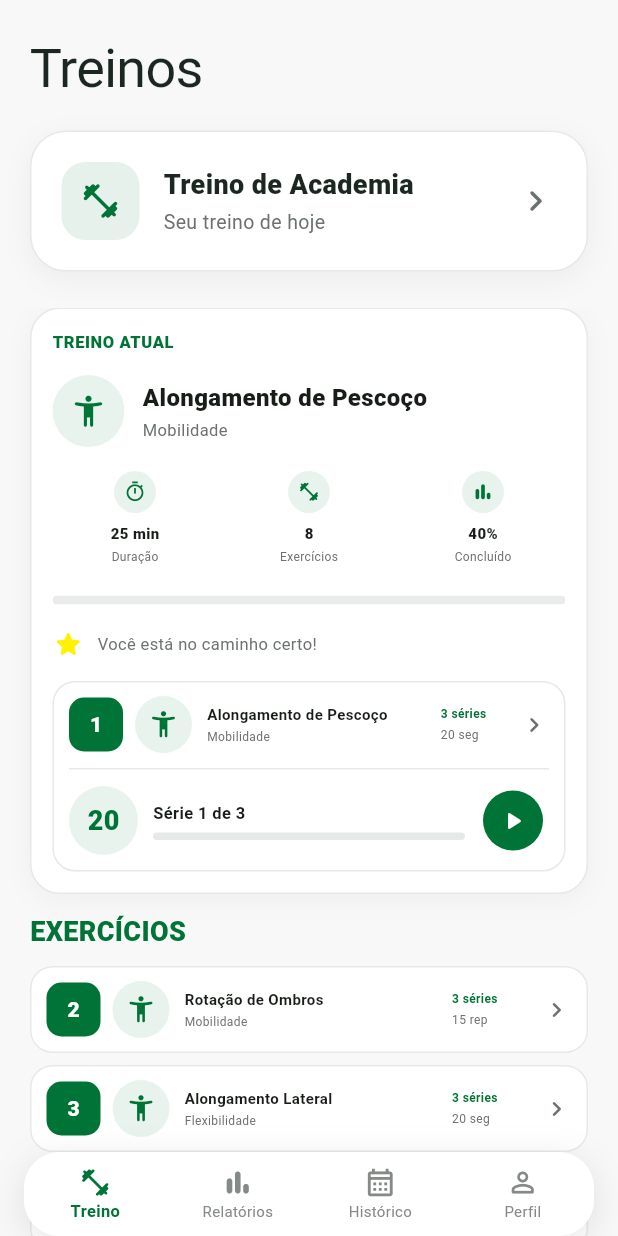
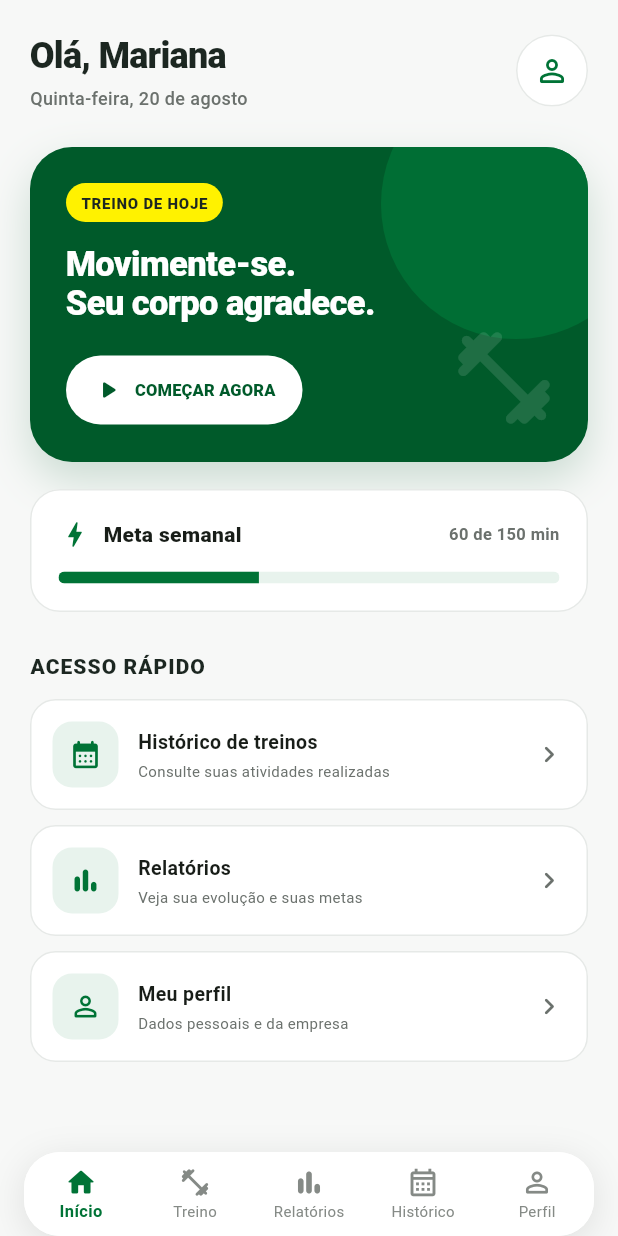
Before and after one commit to eduardogm22/academia-ideau, a Flutter app: the screen it shows after launch, on a phone screen of 412 x 824 dp. Run offline on Flutter 3.47's test engine with Material 3 defaults, Android fonts, the phone set to English and light mode, and no system bars; Roboto replaces fonts that are missing (BebasNeue, Montserrat).

Commit message:
criando a tela menu de acoes rapidas

```diff
--- a/front/lib/main.dart
+++ b/front/lib/main.dart
@@ -1,9 +1,10 @@
 import 'package:flutter/material.dart';
 
+import 'view/historico_page.dart';
+import 'view/menu_page.dart';
+import 'view/perfil_page.dart';
+import 'view/relatorios_page.dart';
 import 'view/treinos_page.dart';
-import 'view/relatorios_page.dart';
-import 'view/historico_page.dart';
-import 'view/perfil_page.dart';
 import 'theme/app_colors.dart';
 import 'theme/app_theme.dart';
 
@@ -35,15 +36,17 @@ class MainNavigation extends StatefulWidget {
 class _MainNavigationState extends State<MainNavigation> {
   int paginaAtual = 0;
 
-  final List<Widget> paginas = const [
-    TreinosPage(),
-    RelatoriosPage(),
-    HistoricoPage(),
-    PerfilPage(),
-  ];
-
   @override
   Widget build(BuildContext context) {
+    final paginas = <Widget>[
+      MenuPage(
+        onSelecionarPagina: (index) => setState(() => paginaAtual = index),
+      ),
+      const TreinosPage(),
+      const RelatoriosPage(),
+      const HistoricoPage(),
+      const PerfilPage(),
+    ];
     return Scaffold(
       body: Stack(
         children: [
@@ -99,6 +102,12 @@ class _MainNavigationState extends State<MainNavigation> {
 
                     items: const [
                       BottomNavigationBarItem(
+                        icon: Icon(Icons.home_outlined, size: 22),
+                        activeIcon: Icon(Icons.home_rounded, size: 22),
+                        label: 'Início',
+                      ),
+
+                      BottomNavigationBarItem(
                         icon: Icon(
                           Icons.fitness_center_rounded,
                           size: 22,
--- /dev/null
+++ b/front/lib/view/menu_page.dart
@@ -0,0 +1,351 @@
+import 'package:flutter/material.dart';
+
+import '../theme/app_colors.dart';
+
+class MenuPage extends StatelessWidget {
+  final ValueChanged<int> onSelecionarPagina;
+
+  const MenuPage({super.key, required this.onSelecionarPagina});
+
+  @override
+  Widget build(BuildContext context) {
+    return Scaffold(
+      backgroundColor: AppColors.background,
+      body: SafeArea(
+        bottom: false,
+        child: SingleChildScrollView(
+          padding: const EdgeInsets.fromLTRB(20, 20, 20, 112),
+          child: Center(
+            child: ConstrainedBox(
+              constraints: const BoxConstraints(maxWidth: 560),
+              child: Column(
+                crossAxisAlignment: CrossAxisAlignment.start,
+                children: [
+                  _Cabecalho(onPerfil: () => onSelecionarPagina(4)),
+                  const SizedBox(height: 24),
+                  _TreinoDestaque(onTap: () => onSelecionarPagina(1)),
+                  const SizedBox(height: 18),
+                  _ResumoSemanal(onTap: () => onSelecionarPagina(2)),
+                  const SizedBox(height: 26),
+                  const Text(
+                    'ACESSO RÁPIDO',
+                    style: TextStyle(
+                      color: AppColors.text,
+                      fontSize: 14,
+                      fontWeight: FontWeight.w800,
+                      letterSpacing: 0.7,
+                    ),
+                  ),
+                  const SizedBox(height: 12),
+                  _Atalho(
+                    icone: Icons.calendar_month_rounded,
+                    titulo: 'Histórico de treinos',
+                    descricao: 'Consulte suas atividades realizadas',
+                    onTap: () => onSelecionarPagina(3),
+                  ),
+                  const SizedBox(height: 10),
+                  _Atalho(
+                    icone: Icons.bar_chart_rounded,
+                    titulo: 'Relatórios',
+                    descricao: 'Veja sua evolução e suas metas',
+                    onTap: () => onSelecionarPagina(2),
+                  ),
+                  const SizedBox(height: 10),
+                  _Atalho(
+                    icone: Icons.person_outline_rounded,
+                    titulo: 'Meu perfil',
+                    descricao: 'Dados pessoais e da empresa',
+                    onTap: () => onSelecionarPagina(4),
+                  ),
+                ],
+              ),
+            ),
+          ),
+        ),
+      ),
+    );
+  }
+}
+
+class _Cabecalho extends StatelessWidget {
+  final VoidCallback onPerfil;
+  const _Cabecalho({required this.onPerfil});
+
+  @override
+  Widget build(BuildContext context) {
+    return Row(
+      children: [
+        const Expanded(
+          child: Column(
+            crossAxisAlignment: CrossAxisAlignment.start,
+            children: [
+              Text(
+                'Olá, Mariana',
+                style: TextStyle(
+                  color: AppColors.text,
+                  fontSize: 24,
+                  fontWeight: FontWeight.w800,
+                  letterSpacing: -0.5,
+                ),
+              ),
+              SizedBox(height: 3),
+              Text(
+                'Quinta-feira, 20 de agosto',
+                style: TextStyle(
+                  color: AppColors.secondaryText,
+                  fontSize: 12,
+                  fontWeight: FontWeight.w500,
+                ),
+              ),
+            ],
+          ),
+        ),
+        Material(
+          color: Colors.white,
+          shape: const CircleBorder(side: BorderSide(color: AppColors.border)),
+          child: InkWell(
+            onTap: onPerfil,
+            customBorder: const CircleBorder(),
+            child: const SizedBox(
+              width: 48,
+              height: 48,
+              child: Icon(
+                Icons.person_outline_rounded,
+                color: AppColors.green,
+              ),
+            ),
+          ),
+        ),
+      ],
+    );
+  }
+}
+
+class _TreinoDestaque extends StatelessWidget {
+  final VoidCallback onTap;
+  const _TreinoDestaque({required this.onTap});
+
+  @override
+  Widget build(BuildContext context) {
+    return Container(
+      width: double.infinity,
+      height: 210,
+      clipBehavior: Clip.antiAlias,
+      decoration: BoxDecoration(
+        color: AppColors.darkGreen,
+        borderRadius: BorderRadius.circular(28),
+        boxShadow: [
+          BoxShadow(
+            color: AppColors.darkGreen.withValues(alpha: 0.18),
+            blurRadius: 24,
+            offset: const Offset(0, 12),
+          ),
+        ],
+      ),
+      child: Stack(
+        children: [
+          Positioned(
+            right: -42,
+            top: -52,
+            child: Container(
+              width: 180,
+              height: 180,
+              decoration: BoxDecoration(
+                shape: BoxShape.circle,
+                color: AppColors.green.withValues(alpha: 0.8),
+              ),
+            ),
+          ),
+          Positioned(
+            right: 18,
+            bottom: 18,
+            child: Icon(
+              Icons.fitness_center_rounded,
+              size: 76,
+              color: Colors.white.withValues(alpha: 0.12),
+            ),
+          ),
+          Padding(
+            padding: const EdgeInsets.all(24),
+            child: Column(
+              crossAxisAlignment: CrossAxisAlignment.start,
+              children: [
+                Container(
+                  padding: const EdgeInsets.symmetric(horizontal: 10, vertical: 6),
+                  decoration: BoxDecoration(
+                    color: AppColors.yellow,
+                    borderRadius: BorderRadius.circular(20),
+                  ),
+                  child: const Text(
+                    'TREINO DE HOJE',
+                    style: TextStyle(
+                      color: AppColors.text,
+                      fontSize: 10,
+                      fontWeight: FontWeight.w900,
+                      letterSpacing: 0.5,
+                    ),
+                  ),
+                ),
+                const SizedBox(height: 15),
+                const Text(
+                  'Movimente-se.\nSeu corpo agradece.',
+                  style: TextStyle(
+                    color: Colors.white,
+                    fontSize: 23,
+                    height: 1.15,
+                    fontWeight: FontWeight.w800,
+                    letterSpacing: -0.4,
+                  ),
+                ),
+                const Spacer(),
+                FilledButton.icon(
+                  onPressed: onTap,
+                  icon: const Icon(Icons.play_arrow_rounded, size: 20),
+                  label: const Text(
+                    'COMEÇAR AGORA',
+                    style: TextStyle(fontSize: 11, fontWeight: FontWeight.w900),
+                  ),
+                  style: FilledButton.styleFrom(
+                    backgroundColor: Colors.white,
+                    foregroundColor: AppColors.darkGreen,
+                    elevation: 0,
+                    padding: const EdgeInsets.symmetric(horizontal: 18, vertical: 13),
+                  ),
+                ),
+              ],
+            ),
+          ),
+        ],
+      ),
+    );
+  }
+}
+
+class _ResumoSemanal extends StatelessWidget {
+  final VoidCallback onTap;
+  const _ResumoSemanal({required this.onTap});
+
+  @override
+  Widget build(BuildContext context) {
+    return Material(
+      color: Colors.white,
+      borderRadius: BorderRadius.circular(20),
+      child: InkWell(
+        onTap: onTap,
+        borderRadius: BorderRadius.circular(20),
+        child: Container(
+          padding: const EdgeInsets.all(18),
+          decoration: BoxDecoration(
+            borderRadius: BorderRadius.circular(20),
+            border: Border.all(color: AppColors.border),
+          ),
+          child: Column(
+            children: [
+              const Row(
+                children: [
+                  Icon(Icons.bolt_rounded, color: AppColors.green, size: 22),
+                  SizedBox(width: 8),
+                  Expanded(
+                    child: Text(
+                      'Meta semanal',
+                      style: TextStyle(fontSize: 14, fontWeight: FontWeight.w800),
+                    ),
+                  ),
+                  Text(
+                    '60 de 150 min',
+                    style: TextStyle(
+                      color: AppColors.secondaryText,
+                      fontSize: 11,
+                      fontWeight: FontWeight.w600,
+                    ),
+                  ),
+                ],
+              ),
+              const SizedBox(height: 14),
+              ClipRRect(
+                borderRadius: BorderRadius.circular(20),
+                child: const LinearProgressIndicator(
+                  value: 0.4,
+                  minHeight: 8,
+                  color: AppColors.green,
+                  backgroundColor: AppColors.lightGreen,
+                ),
+              ),
+            ],
+          ),
+        ),
+      ),
+    );
+  }
+}
+
+class _Atalho extends StatelessWidget {
+  final IconData icone;
+  final String titulo;
+  final String descricao;
+  final VoidCallback onTap;
+
+  const _Atalho({
+    required this.icone,
+    required this.titulo,
+    required this.descricao,
+    required this.onTap,
+  });
+
+  @override
+  Widget build(BuildContext context) {
+    return Material(
+      color: Colors.white,
+      borderRadius: BorderRadius.circular(17),
+      child: InkWell(
+        onTap: onTap,
+        borderRadius: BorderRadius.circular(17),
+        child: Container(
+          padding: const EdgeInsets.all(14),
+          decoration: BoxDecoration(
+            borderRadius: BorderRadius.circular(17),
+            border: Border.all(color: AppColors.border),
+          ),
+          child: Row(
+            children: [
+              Container(
+                width: 44,
+                height: 44,
+                decoration: BoxDecoration(
+                  color: AppColors.lightGreen,
+                  borderRadius: BorderRadius.circular(13),
+                ),
+                child: Icon(icone, color: AppColors.green, size: 22),
+              ),
+              const SizedBox(width: 13),
+              Expanded(
+                child: Column(
+                  crossAxisAlignment: CrossAxisAlignment.start,
+                  children: [
+                    Text(
+                      titulo,
+                      style: const TextStyle(fontSize: 13, fontWeight: FontWeight.w700),
+                    ),
+                    const SizedBox(height: 3),
+                    Text(
+                      descricao,
+                      style: const TextStyle(
+                        color: AppColors.secondaryText,
+                        fontSize: 10,
+                      ),
+                    ),
+                  ],
+                ),
+              ),
+              const Icon(
+                Icons.chevron_right_rounded,
+                color: AppColors.secondaryText,
+                size: 22,
+              ),
+            ],
+          ),
+        ),
+      ),
+    );
+  }
+}
```
